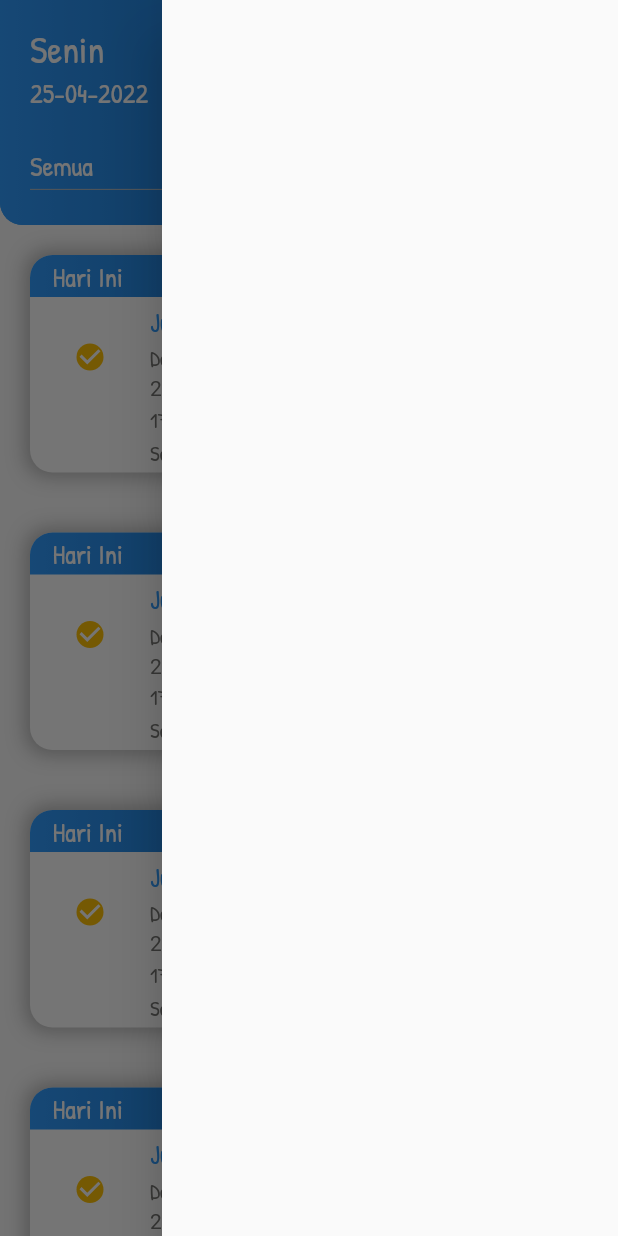
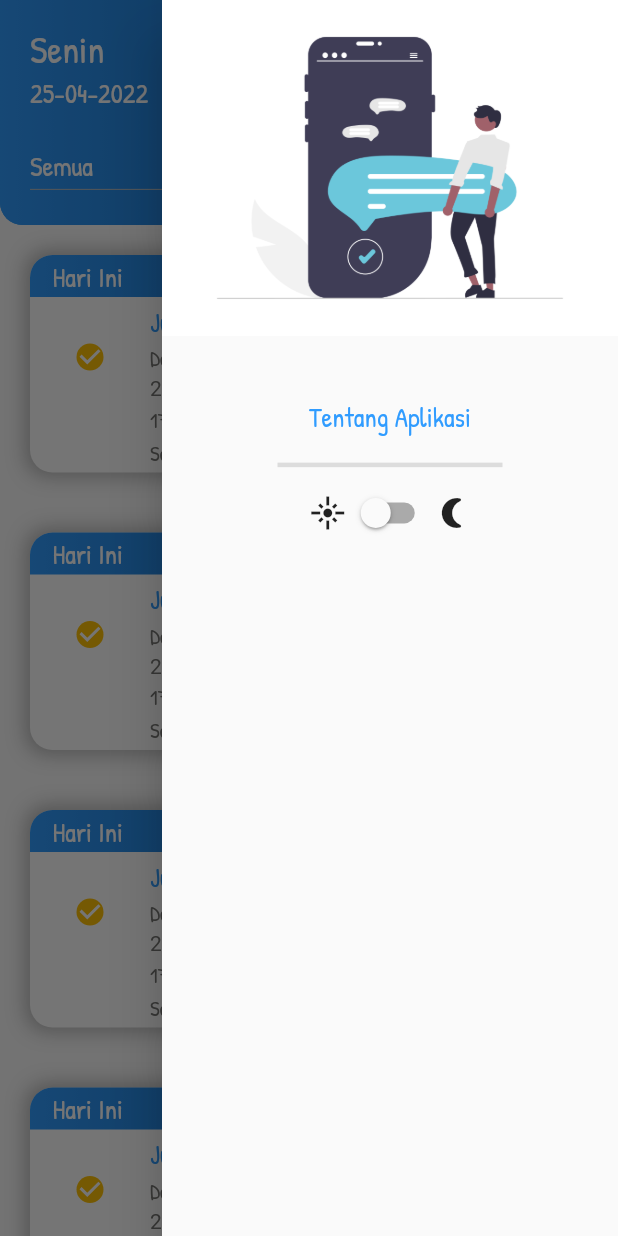
Before and after one commit to NaufalFiraas/todo_app, a Flutter app: the screen it shows after launch, with the side drawer open, on a phone screen of 412 x 824 dp. Run offline on Flutter 3.47's test engine with Material 2 defaults, Android fonts, the phone set to English and light mode, and no system bars.

Commit message:
menambahkan dan styling drawer

```diff
--- /dev/null
+++ b/lib/view/drawer/my_drawer.dart
@@ -0,0 +1,52 @@
+import 'package:flutter/material.dart';
+
+class MyDrawer extends StatelessWidget {
+  const MyDrawer({Key? key}) : super(key: key);
+
+  @override
+  Widget build(BuildContext context) {
+    return Drawer(
+      child: SafeArea(
+        child: Container(
+          width: MediaQuery.of(context).size.width * 0.7,
+          child: Column(
+            children: [
+              Image.asset('assets/images/logo.png'),
+              const SizedBox(
+                height: 30,
+              ),
+              TextButton(
+                child: const Text(
+                  'Tentang Aplikasi',
+                  style: TextStyle(
+                    fontSize: 18,
+                    fontFamily: 'Patrick Hand',
+                    color: Color(0xFF309CFF),
+                  ),
+                ),
+                onPressed: () {},
+              ),
+              const SizedBox(
+                width: 150,
+                child: Divider(
+                  thickness: 3,
+                ),
+              ),
+              Row(
+                mainAxisAlignment: MainAxisAlignment.center,
+                children: [
+                  const Icon(Icons.flare),
+                  Switch(
+                    value: false,
+                    onChanged: (value) {},
+                  ),
+                  const Icon(Icons.nightlight_round),
+                ],
+              ),
+            ],
+          ),
+        ),
+      ),
+    );
+  }
+}
--- a/lib/view/homepage/home_page.dart
+++ b/lib/view/homepage/home_page.dart
@@ -1,4 +1,5 @@
 import 'package:flutter/material.dart';
+import 'package:todo_app/view/drawer/my_drawer.dart';
 import 'package:todo_app/view/formpage/form_page.dart';
 import 'package:todo_app/view/homepage/todo_container.dart';
 
@@ -39,7 +40,7 @@ class HomePage extends StatelessWidget {
   @override
   Widget build(BuildContext context) {
     return Scaffold(
-      endDrawer: const Drawer(),
+      endDrawer: const MyDrawer(),
       floatingActionButton: FloatingActionButton(
         child: const Icon(Icons.add),
         onPressed: () {
```
